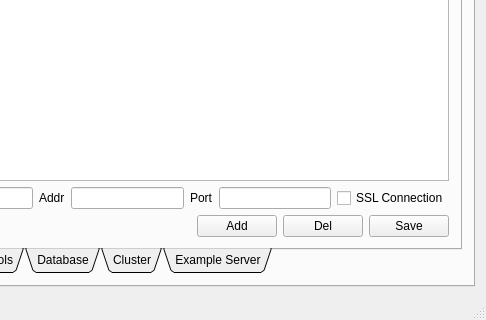
Before: the Qt Designer form ZoomPipeline_FuncSvr/zpmainframe.ui in ChowZenki/zpserver, drawn with Qt 5; both pictures show x 154 to 640 and y 160 to 480 of the 640 by 480 pixel window.
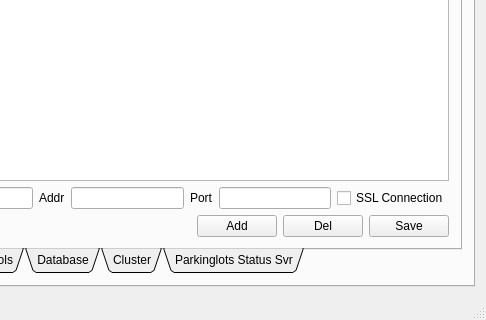
After: the same form once the commit is applied. The open tabs and pages were chosen to show the change. Icons and pictures are not drawn.

Commit message: A new branch has been splitted from current master-branch. In this project, a parkinglots status recorder will be established.

What changed in the file:
```diff
--- a/ZoomPipeline_FuncSvr/zpmainframe.ui
+++ b/ZoomPipeline_FuncSvr/zpmainframe.ui
@@ -751,7 +751,7 @@
              <normaloff>:/icons/Resources/Alienware (27).png</normaloff>:/icons/Resources/Alienware (27).png</iconset>
            </attribute>
            <attribute name="title">
-            <string>Example Server</string>
+            <string>Parkinglots Status Svr</string>
            </attribute>
            <layout class="QVBoxLayout" name="verticalLayout_5">
             <item>
```
Left out of the diff: 8 changed lines with no effect on the pictures.
